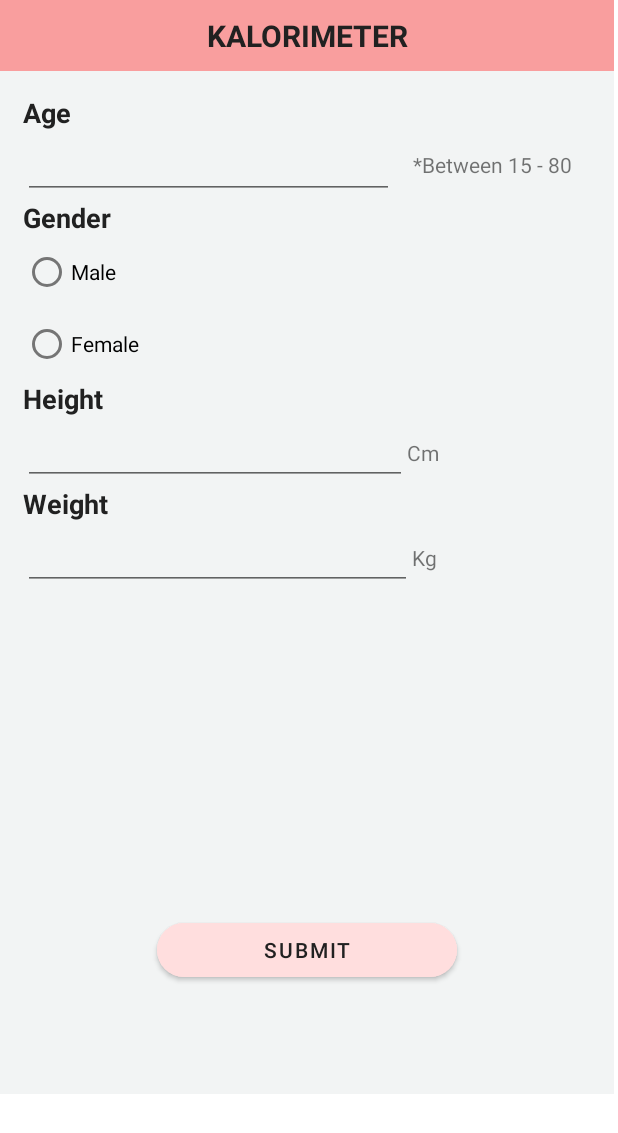
After one commit to S1K4RA/ELINGA-android, an Android app: the Kalori_interaction screen opened through its navigation route, on a phone screen of 412 x 824 dp. The commit adds this screen. Shown: the top 1133 px of the screen. Run offline under Robolectric (Android 15) with nearby library versions, the phone set to English and light mode, and no system bars; our stand-ins replace Firebase (no records; nobody signed in at launch, a user with empty details on screens opened directly).

Commit message:
kalori lets goo

```diff
--- /dev/null
+++ b/app/src/main/java/com/kelompok9/elinga/Kalori_interaction.kt
@@ -0,0 +1,110 @@
+package com.kelompok9.elinga
+
+import android.os.Bundle
+import androidx.fragment.app.Fragment
+import android.view.LayoutInflater
+import android.view.View
+import android.view.ViewGroup
+import android.widget.Button
+import android.widget.EditText
+import android.widget.RadioButton
+import android.widget.Toast
+import androidx.fragment.app.FragmentManager
+
+// TODO: Rename parameter arguments, choose names that match
+// the fragment initialization parameters, e.g. ARG_ITEM_NUMBER
+private const val ARG_PARAM1 = "param1"
+private const val ARG_PARAM2 = "param2"
+
+/**
+ * A simple [Fragment] subclass.
+ * Use the [Kalori_interaction.newInstance] factory method to
+ * create an instance of this fragment.
+ */
+class Kalori_interaction : Fragment() {
+    // TODO: Rename and change types of parameters
+    private var param1: String? = null
+    private var param2: String? = null
+
+    override fun onCreate(savedInstanceState: Bundle?) {
+        super.onCreate(savedInstanceState)
+        arguments?.let {
+            param1 = it.getString(ARG_PARAM1)
+            param2 = it.getString(ARG_PARAM2)
+        }
+    }
+
+    override fun onCreateView(
+        inflater: LayoutInflater, container: ViewGroup?,
+        savedInstanceState: Bundle?
+    ): View? {
+        // Inflate the layout for this fragment
+        return inflater.inflate(R.layout.fragment_kalori_interaction, container, false)
+    }
+
+    override fun onViewCreated(view: View, savedInstanceState: Bundle?) {
+        super.onViewCreated(view, savedInstanceState)
+        var _btnSubmit : Button = view.findViewById(R.id.btnSubmit)
+
+        _btnSubmit.setOnClickListener {
+            var _age : EditText = view.findViewById(R.id.ageInput)
+            var _height : EditText = view.findViewById(R.id.heightInput)
+            var _weight : EditText = view.findViewById(R.id.weightInput)
+            var _isMale : RadioButton = view.findViewById(R.id.male_select)
+            var _isFemale : RadioButton = view.findViewById(R.id.female_select)
+
+            var _boolIsMale : Boolean = false
+
+            var age = _age.text.toString().toInt()
+            var height = _height.text.toString().toInt()
+            var weight = _weight.text.toString().toInt()
+            var value : Float = 0F
+
+            if (_isMale.isChecked) {
+                _boolIsMale = true
+                value = ((10 * weight) + (6.25 * height) - (5 * age) + 5).toFloat()
+            } else if (_isFemale.isChecked) {
+                _boolIsMale = false
+                value = ((10 * weight) + (6.25 * height) - (5 * age) - 161).toFloat()
+            }
+
+            var valu = Math.round(value)
+
+            var data = BMR(age,_boolIsMale,height,weight,valu)
+            MainActivity.db.collection("BMR").document("Calories_Data").set(data)
+                .addOnSuccessListener {
+                    Toast.makeText(this.requireContext(),"Data Added", Toast.LENGTH_SHORT).show()
+                }
+                .addOnFailureListener {
+                    Toast.makeText(this.requireContext(), "Failed to Add", Toast.LENGTH_SHORT).show()
+                }
+
+            val fm: FragmentManager = requireActivity().supportFragmentManager
+            fm.popBackStack()
+        }
+
+
+
+    }
+
+    companion object {
+
+        /**
+         * Use this factory method to create a new instance of
+         * this fragment using the provided parameters.
+         *
+         * @param param1 Parameter 1.
+         * @param param2 Parameter 2.
+         * @return A new instance of fragment Kalori_interaction.
+         */
+        // TODO: Rename and change types and number of parameters
+        @JvmStatic
+        fun newInstance(param1: String, param2: String) =
+            Kalori_interaction().apply {
+                arguments = Bundle().apply {
+                    putString(ARG_PARAM1, param1)
+                    putString(ARG_PARAM2, param2)
+                }
+            }
+    }
+}
--- /dev/null
+++ b/app/src/main/res/layout/fragment_kalori_interaction.xml
@@ -0,0 +1,171 @@
+<?xml version="1.0" encoding="utf-8"?>
+<androidx.constraintlayout.widget.ConstraintLayout xmlns:android="http://schemas.android.com/apk/res/android"
+    xmlns:app="http://schemas.android.com/apk/res-auto"
+    xmlns:tools="http://schemas.android.com/tools"
+    android:layout_width="match_parent"
+    android:layout_height="match_parent"
+    android:background="@color/gray_background"
+    android:orientation="vertical"
+    tools:context=".Kalori_interaction">
+
+
+    <TextView
+        android:id="@+id/textView"
+        android:layout_width="0dp"
+        android:layout_height="wrap_content"
+        android:background="@color/sakura"
+        android:paddingVertical="10dp"
+        android:text="KALORIMETER"
+        android:textAlignment="center"
+        android:textColor="@color/black"
+        android:textSize="20sp"
+        android:textStyle="bold"
+        app:layout_constraintBottom_toTopOf="@+id/lr"
+        app:layout_constraintEnd_toEndOf="parent"
+        app:layout_constraintStart_toStartOf="parent"
+        app:layout_constraintTop_toTopOf="parent"
+        tools:textColor="@color/gray_background" />
+
+    <LinearLayout
+        android:id="@+id/lr"
+        android:layout_width="match_parent"
+        android:layout_height="wrap_content"
+        android:layout_marginTop="15dp"
+        android:orientation="vertical"
+        android:paddingHorizontal="15dp"
+        app:layout_constraintTop_toBottomOf="@id/textView">
+
+        <TextView
+            android:id="@+id/textAge"
+            android:layout_width="match_parent"
+            android:layout_height="wrap_content"
+            android:text="Age"
+            android:textColor="@color/black"
+            android:textSize="18sp"
+            android:textStyle="bold" />
+
+        <LinearLayout
+            android:layout_width="match_parent"
+            android:layout_height="match_parent"
+            android:orientation="horizontal"
+            android:weightSum="10">
+
+            <EditText
+                android:id="@+id/ageInput"
+                android:layout_width="wrap_content"
+                android:layout_height="wrap_content"
+                android:layout_weight="9"
+                android:inputType="numberSigned" />
+
+            <TextView
+                android:id="@+id/textView4"
+                android:layout_width="wrap_content"
+                android:layout_height="match_parent"
+                android:layout_weight="1"
+                android:gravity="center"
+                android:text="*Between 15 - 80" />
+        </LinearLayout>
+
+        <TextView
+            android:id="@+id/textGender"
+            android:layout_width="match_parent"
+            android:layout_height="wrap_content"
+            android:text="Gender"
+            android:textColor="@color/black"
+            android:textSize="18sp"
+            android:textStyle="bold" />
+
+        <RadioGroup
+            android:id="@+id/radioGender"
+            android:layout_width="match_parent"
+            android:layout_height="wrap_content">
+
+            <RadioButton
+                android:id="@+id/male_select"
+                android:layout_width="match_parent"
+                android:layout_height="wrap_content"
+                android:text="Male" />
+
+            <RadioButton
+                android:id="@+id/female_select"
+                android:layout_width="match_parent"
+                android:layout_height="wrap_content"
+                android:text="Female" />
+
+        </RadioGroup>
+
+
+        <TextView
+            android:id="@+id/textHeight"
+            android:layout_width="match_parent"
+            android:layout_height="wrap_content"
+            android:text="Height"
+            android:textColor="@color/black"
+            android:textSize="18sp"
+            android:textStyle="bold" />
+
+        <LinearLayout
+            android:layout_width="match_parent"
+            android:layout_height="match_parent"
+            android:orientation="horizontal"
+            android:weightSum="10">
+
+            <EditText
+                android:id="@+id/heightInput"
+                android:layout_width="wrap_content"
+                android:layout_height="wrap_content"
+                android:layout_weight="7"
+                android:inputType="numberSigned" />
+
+            <TextView
+                android:id="@+id/textView2"
+                android:layout_width="wrap_content"
+                android:layout_height="wrap_content"
+                android:layout_weight="3"
+                android:text="Cm" />
+        </LinearLayout>
+
+        <TextView
+            android:id="@+id/textWeight"
+            android:layout_width="match_parent"
+            android:layout_height="wrap_content"
+            android:text="Weight"
+            android:textColor="@color/black"
+            android:textSize="18sp"
+            android:textStyle="bold" />
+
+        <LinearLayout
+            android:layout_width="match_parent"
+            android:layout_height="match_parent"
+            android:orientation="horizontal"
+            android:weightSum="10">
+
+            <EditText
+                android:id="@+id/weightInput"
+                android:layout_width="wrap_content"
+                android:layout_height="wrap_content"
+                android:layout_weight="7"
+                android:inputType="numberSigned" />
+
+            <TextView
+                android:id="@+id/textView3"
+                android:layout_width="wrap_content"
+                android:layout_height="wrap_content"
+                android:layout_weight="3"
+                android:text="Kg" />
+        </LinearLayout>
+
+    </LinearLayout>
+
+    <Button
+        android:id="@+id/btnSubmit"
+        android:layout_width="200dp"
+        android:layout_height="wrap_content"
+        android:layout_marginBottom="72dp"
+        android:backgroundTint="@color/sakura_light"
+        android:text="SUBMIT"
+        app:cornerRadius="50dp"
+        app:layout_constraintBottom_toBottomOf="parent"
+        app:layout_constraintEnd_toEndOf="parent"
+        app:layout_constraintStart_toStartOf="parent" />
+</androidx.constraintlayout.widget.ConstraintLayout>
--- a/app/src/main/res/navigation/navigation.xml
+++ b/app/src/main/res/navigation/navigation.xml
@@ -27,5 +27,14 @@
         android:id="@+id/dailyInteraction"
         android:name="com.kelompok9.elinga.dailyInteraction"
         android:label="fragment_daily_interaction"
-        tools:layout="@layout/fragment_daily_interaction" />
+        tools:layout="@layout/fragment_daily_interaction" >
+        <action
+            android:id="@+id/action_dailyInteraction_to_kalori_interaction"
+            app:destination="@id/kalori_interaction" />
+    </fragment>
+    <fragment
+        android:id="@+id/kalori_interaction"
+        android:name="com.kelompok9.elinga.Kalori_interaction"
+        android:label="fragment_kalori_interaction"
+        tools:layout="@layout/fragment_kalori_interaction" />
 </navigation>
--- a/app/src/main/res/values/colors.xml
+++ b/app/src/main/res/values/colors.xml
@@ -7,4 +7,5 @@
     <color name="white">#FFFBFBFD</color>
     <color name="calendar_number">#424A56</color>
     <color name="transparent">#00FFFFFF</color>
+    <color name="gray_background">#f2f4f4</color>
 </resources>
```
Also changed, not shown: app/src/main/java/com/kelompok9/elinga/KaloriDailyAdd.kt (added, +65 -0 lines), app/src/main/java/com/kelompok9/elinga/dailyInteraction.kt (+61 -0 lines), app/src/main/res/layout/fragment_daily_interaction.xml (+16 -5 lines), app/src/main/res/layout/fragment_kalori_daily_add.xml (added, +14 -0 lines).
